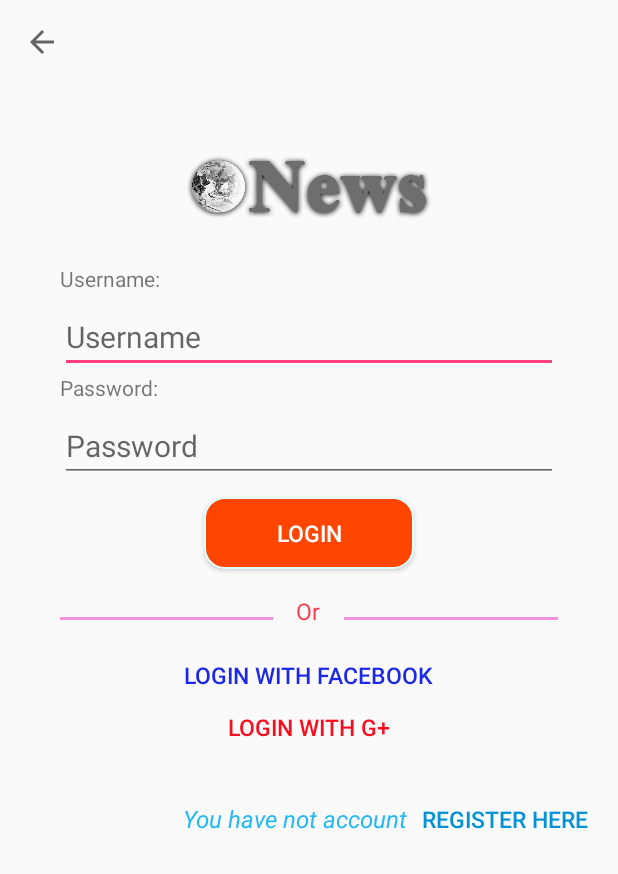
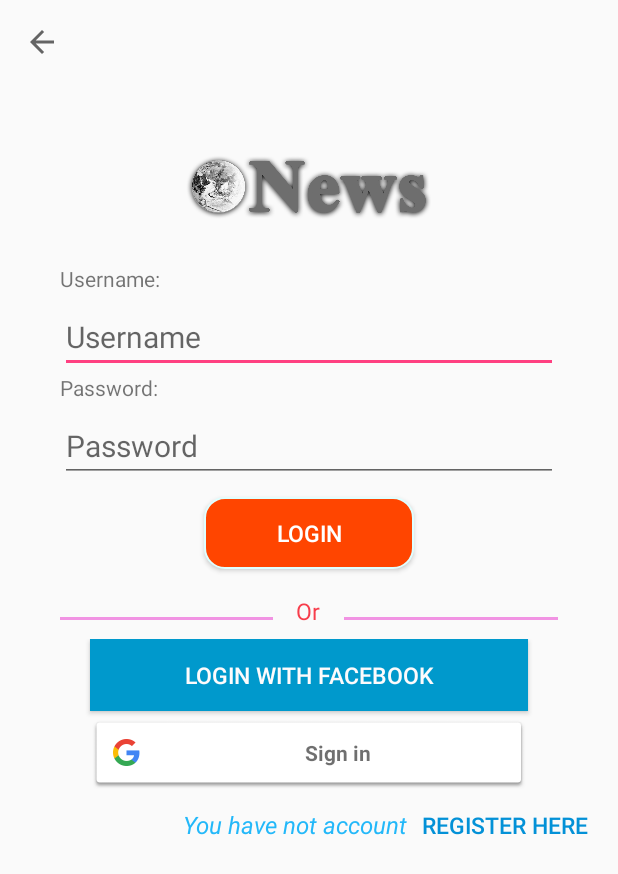
Before and after one commit to hienhopham/Onews-NMCNPM, an Android app: the LoginActivity screen opened directly, with no data from a screen before it, on a phone screen of 412 x 824 dp. Shown: the top 874 px of the screen. Run offline under Robolectric (Android 15) with nearby library versions, the phone set to English and light mode, and no system bars; libraries missing offline, so code that uses them is left out: com.facebook, com.facebook.login; 3 statements that could not run were skipped.

Commit message:
add login with google

```diff
--- a/Onews-mobile-android/Onews/app/build.gradle
+++ b/Onews-mobile-android/Onews/app/build.gradle
@@ -36,6 +36,9 @@
     compile 'com.android.support:cardview-v7:25.3.1'
     compile fileTree(dir: 'libs', include: ['*.jar'])
     compile 'com.facebook.android:facebook-android-sdk:[4,5)'
+    compile 'com.google.android.gms:play-services-auth:9.8.0'
+    apply plugin: 'com.google.gms.google-services'
+    compile 'com.squareup.picasso:picasso:2.5.2'
     testCompile 'junit:junit:4.12'
 
 }
--- a/Onews-mobile-android/Onews/app/src/main/AndroidManifest.xml
+++ b/Onews-mobile-android/Onews/app/src/main/AndroidManifest.xml
@@ -5,6 +5,7 @@
     <uses-permission android:name="android.permission.GET_ACCOUNTS" />
     <uses-permission android:name="android.permission.READ_PROFILE" />
     <uses-permission android:name="android.permission.READ_CONTACTS" />
+    <uses-permission android:name="android.permission.USE_CREDENTIALS" />
 
     <application
         android:allowBackup="true"
--- a/Onews-mobile-android/Onews/app/src/main/java/com/example/dongson/onews/Models/SessionManager.java
+++ b/Onews-mobile-android/Onews/app/src/main/java/com/example/dongson/onews/Models/SessionManager.java
@@ -30,6 +30,12 @@
     // Email address (make variable public to access from outside)
     public static final String KEY_EMAIL = "email";
 
+    // image url (make variable public to access from outside)
+    public static final String KEY_IMAGE = "image_url";
+
+    // login with (make variable public to access from outside)
+    public static final String KEY_WITH = "with";
+
     // Constructor
     public SessionManager(Context context) {
         this._context = context;
@@ -40,10 +46,12 @@
     /**
      * Create login session
      */
-    public void createLoginSession(String name, String email) {
+    public void createLoginSession(String name, String email,String image_url,String with) {
         editor.putBoolean(IS_LOGIN, true);
         editor.putString(KEY_NAME, name);
         editor.putString(KEY_EMAIL, email);
+        editor.putString(KEY_IMAGE, image_url);
+        editor.putString(KEY_WITH, with);
         editor.commit();
     }
 
@@ -62,6 +70,8 @@
         HashMap<String, String> user = new HashMap<String, String>();
         user.put(KEY_NAME, pref.getString(KEY_NAME, null));
         user.put(KEY_EMAIL, pref.getString(KEY_EMAIL, null));
+        user.put(KEY_IMAGE, pref.getString(KEY_IMAGE, null));
+        user.put(KEY_WITH, pref.getString(KEY_WITH, null));
         return user;
     }
 
--- a/Onews-mobile-android/Onews/app/src/main/java/com/example/dongson/onews/view/LoginActivity.java
+++ b/Onews-mobile-android/Onews/app/src/main/java/com/example/dongson/onews/view/LoginActivity.java
@@ -4,7 +4,9 @@
 import android.content.pm.PackageInfo;
 import android.content.pm.PackageManager;
 import android.content.pm.Signature;
+import android.net.Uri;
 import android.os.Bundle;
+import android.support.annotation.NonNull;
 import android.support.v7.app.AppCompatActivity;
 import android.support.v7.widget.Toolbar;
 import android.util.Base64;
@@ -15,6 +17,7 @@
 import android.widget.Toast;
 
 import com.example.dongson.onews.Common.AlertDialogManager;
+import com.example.dongson.onews.Common.FunctionCommon;
 import com.example.dongson.onews.Models.SessionManager;
 import com.example.dongson.onews.R;
 import com.facebook.AccessToken;
@@ -26,7 +29,13 @@
 import com.facebook.GraphResponse;
 import com.facebook.login.LoginManager;
 import com.facebook.login.LoginResult;
-import com.facebook.login.widget.LoginButton;
+import com.google.android.gms.auth.api.Auth;
+import com.google.android.gms.auth.api.signin.GoogleSignInAccount;
+import com.google.android.gms.auth.api.signin.GoogleSignInOptions;
+import com.google.android.gms.auth.api.signin.GoogleSignInResult;
+import com.google.android.gms.common.ConnectionResult;
+import com.google.android.gms.common.SignInButton;
+import com.google.android.gms.common.api.GoogleApiClient;
 
 import org.json.JSONException;
 import org.json.JSONObject;
@@ -35,17 +44,20 @@
 import java.security.NoSuchAlgorithmException;
 import java.util.Arrays;
 
-import static java.security.AccessController.getContext;
-
-public class LoginActivity extends AppCompatActivity {
+public class LoginActivity extends AppCompatActivity implements
+        GoogleApiClient.OnConnectionFailedListener,
+        View.OnClickListener{
     private Button bt_register;
     private Button bt_login;
     private Button bt_facebook;
+    private SignInButton bt_google;
     private EditText ed_username;
     private EditText ed_password;
     private SessionManager session;
     private AlertDialogManager alert = new AlertDialogManager();
     private CallbackManager callbackManager;
+    private GoogleApiClient mGoogleApiClient;
+    private static final int RC_SIGN_IN = 9001;
 
     @Override
     protected void onCreate(Bundle savedInstanceState) {
@@ -57,6 +69,13 @@
         getSupportActionBar().setDisplayHomeAsUpEnabled(true);
         getSupportActionBar().setDisplayShowTitleEnabled(false);
         callbackManager = CallbackManager.Factory.create();
+        GoogleSignInOptions gso = new GoogleSignInOptions.Builder(GoogleSignInOptions.DEFAULT_SIGN_IN)
+                .requestEmail()
+                .build();
+        mGoogleApiClient = new GoogleApiClient.Builder(this)
+                .enableAutoManage(this /* FragmentActivity */, this /* OnConnectionFailedListener */)
+                .addApi(Auth.GOOGLE_SIGN_IN_API, gso)
+                .build();
 
         session = new SessionManager(getApplicationContext());
         ed_username = (EditText) findViewById(R.id.ed_username_login);
@@ -64,6 +83,10 @@
         bt_login = (Button) findViewById(R.id.bt_login_login);
         bt_register = (Button) findViewById(R.id.bt_register_login);
         bt_facebook = (Button) findViewById(R.id.bt_facebook_login);
+        bt_google = (SignInButton) findViewById(R.id.bt_google_login);
+        bt_google.setSize(SignInButton.SIZE_STANDARD);
+        findViewById(R.id.bt_google_login).setOnClickListener(this);
+        bt_google.setScopes(gso.getScopeArray());
         bt_register.setOnClickListener(new View.OnClickListener() {
             @Override
             public void onClick(View v) {
@@ -80,7 +103,7 @@
                 String password = ed_password.getText().toString();
                 if (username.trim().length() > 0 && password.trim().length() > 0) {
                     if (username.equals("admin") || password.equals("admin")) {
-                        session.createLoginSession("admin", "admin@gmail.com");
+                        session.createLoginSession("admin", "admin@gmail.com","",getString(R.string.login_register));
                         Intent main = new Intent(getApplicationContext(), MainActivity.class);
                         main.setFlags(Intent.FLAG_ACTIVITY_NEW_TASK | Intent.FLAG_ACTIVITY_CLEAR_TASK);
                         startActivity(main);
@@ -106,9 +129,15 @@
                                     JSONObject object,
                                     GraphResponse response) {
                                 try {
-                                    String userName = (String) object.get("name");
-                                    Toast.makeText(LoginActivity.this, userName, Toast.LENGTH_LONG).show();
-
+                                    String userName = FunctionCommon.deAccent((String) object.get("name"));
+                                    String userlink = (String) object.get("link");
+                                    String id = (String) object.get("id");
+                                    String userpicture =  "https://graph.facebook.com/"+id+"/picture";
+                                    session.createLoginSession(userName, userlink,userpicture,getString(R.string.login_facebook));
+                                    Intent main = new Intent(getApplicationContext(), MainActivity.class);
+                                    main.setFlags(Intent.FLAG_ACTIVITY_NEW_TASK | Intent.FLAG_ACTIVITY_CLEAR_TASK);
+                                    startActivity(main);
+                                    finish();
                                 } catch (JSONException e) {
                                     e.printStackTrace();
                                 }
@@ -133,26 +162,6 @@
             }
         });
 
-
-        PackageInfo info;
-        try {
-            info = getPackageManager().getPackageInfo("com.example.dongson.onews", PackageManager.GET_SIGNATURES);
-            for (Signature signature : info.signatures) {
-                MessageDigest md;
-                md = MessageDigest.getInstance("SHA");
-                md.update(signature.toByteArray());
-                String something = new String(Base64.encode(md.digest(), 0));
-                //String something = new String(Base64.encodeBytes(md.digest()));
-                Log.e("hash key", something);
-            }
-        } catch (PackageManager.NameNotFoundException e1) {
-            Log.e("name not found", e1.toString());
-        } catch (NoSuchAlgorithmException e) {
-            Log.e("no such an algorithm", e.toString());
-        } catch (Exception e) {
-            Log.e("exception", e.toString());
-        }
-
     }
 
     public void onFacebookLogInClicked( View view ){
@@ -168,6 +177,10 @@
     protected void onActivityResult(int requestCode, int resultCode, Intent data) {
         super.onActivityResult(requestCode, resultCode, data);
         callbackManager.onActivityResult(requestCode, resultCode, data);
+        if (requestCode == RC_SIGN_IN) {
+            GoogleSignInResult result = Auth.GoogleSignInApi.getSignInResultFromIntent(data);
+            handleSignInResult(result);
+        }
     }
 
     @Override
@@ -176,4 +189,52 @@
         overridePendingTransition(0, 0);
         return true;
     }
+
+    @Override
+    public void onClick(View v) {
+        switch (v.getId()) {
+            case R.id.bt_google_login:
+                signIn();
+                break;
+        }
+    }
+
+    @Override
+    public void onConnectionFailed(@NonNull ConnectionResult connectionResult) {
+
+    }
+
+    private void signIn() {
+        Intent signInIntent = Auth.GoogleSignInApi.getSignInIntent(mGoogleApiClient);
+        startActivityForResult(signInIntent, RC_SIGN_IN);
+    }
+
+    private void handleSignInResult(GoogleSignInResult result) {
+        if (result.isSuccess()) {
+            // Signed in successfully, show authenticated UI.
+            GoogleSignInAccount acct = result.getSignInAccount();
+            if (acct != null) {
+                String userName = FunctionCommon.deAccent(acct.getDisplayName());
+                String userEmail = acct.getEmail();
+                Uri userPhoto = acct.getPhotoUrl();
+                session.createLoginSession(userName, userEmail,""+userPhoto,getString(R.string.login_google));
+                Intent main = new Intent(getApplicationContext(), MainActivity.class);
+                main.setFlags(Intent.FLAG_ACTIVITY_NEW_TASK | Intent.FLAG_ACTIVITY_CLEAR_TASK);
+                startActivity(main);
+                finish();
+            }
+            updateUI(false);
+        } else {
+            // Signed out, show unauthenticated UI.
+            updateUI(false);
+        }
+    }
+
+    private void updateUI(boolean signedIn) {
+        if (signedIn) {
+            findViewById(R.id.bt_google_login).setVisibility(View.GONE);
+        } else {
+            findViewById(R.id.bt_google_login).setVisibility(View.VISIBLE);
+        }
+    }
 }
--- a/Onews-mobile-android/Onews/app/src/main/res/layout/activity_login.xml
+++ b/Onews-mobile-android/Onews/app/src/main/res/layout/activity_login.xml
@@ -130,23 +130,28 @@
 
                 <Button
                     android:id="@+id/bt_facebook_login"
-                    android:layout_width="wrap_content"
+                    android:layout_width="match_parent"
                     android:layout_height="wrap_content"
-                    android:background="@android:color/transparent"
+                    android:layout_marginLeft="60dp"
+                    android:layout_marginRight="60dp"
+                    android:layout_marginBottom="3dp"
+                    android:background="@android:color/holo_blue_dark"
                     android:onClick="onFacebookLogInClicked"
                     android:gravity="center"
                     android:text="Login with Facebook"
-                    android:textColor="#1b28e7"
+                    android:textColor="@color/white"
                     android:textSize="15dp" />
 
-                <Button
+                <com.google.android.gms.common.SignInButton
                     android:id="@+id/bt_google_login"
-                    android:layout_width="wrap_content"
+                    android:layout_width="match_parent"
                     android:layout_height="wrap_content"
+                    android:layout_marginLeft="60dp"
+                    android:layout_marginRight="60dp"
                     android:background="@android:color/transparent"
                     android:gravity="top"
                     android:text="Login with G+"
-                    android:textColor="#fa0c1f"
+                    android:textColor="@color/black"
                     android:textSize="15dp" />
 
                 <LinearLayout
--- a/Onews-mobile-android/Onews/app/src/main/res/values/strings.xml
+++ b/Onews-mobile-android/Onews/app/src/main/res/values/strings.xml
@@ -12,4 +12,7 @@
     <string name="author">Đưa tin: Đồng Sơn</string>
     <string name="facebook_app_id">127269911284332</string>
     <string name="fb_login_protocol_scheme">fb127269911284332</string>
+    <string name="login_facebook">facebook</string>
+    <string name="login_google">google</string>
+    <string name="login_register">default</string>
 </resources>
--- a/Onews-mobile-android/Onews/build.gradle
+++ b/Onews-mobile-android/Onews/build.gradle
@@ -7,6 +7,7 @@
     }
     dependencies {
         classpath 'com.android.tools.build:gradle:2.3.3'
+        classpath 'com.google.gms:google-services:3.0.0'
 
         // NOTE: Do not place your application dependencies here; they belong
         // in the individual module build.gradle files
```
Also changed, not shown: Onews-mobile-android/Onews/app/src/main/java/com/example/dongson/onews/view/MainActivity.java (+48 -1 lines), Onews-mobile-android/Onews/app/src/main/java/com/example/dongson/onews/view/MainFragment.java (+3 -6 lines), Onews-mobile-android/Onews/app/src/main/res/layout/nav_header_main.xml (+5 -3 lines), 1 other file.
